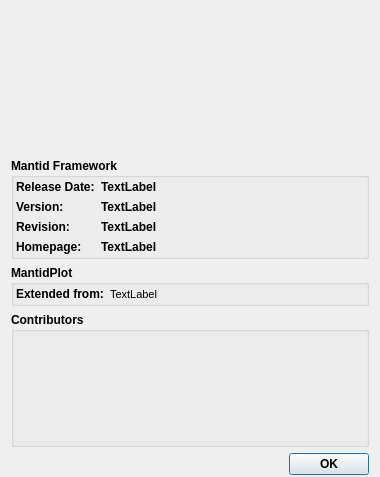
The window that Code/Mantid/MantidPlot/src/Mantid/MantidAbout.ui (mantidproject/mantid) describes before a commit, drawn with Qt 5.
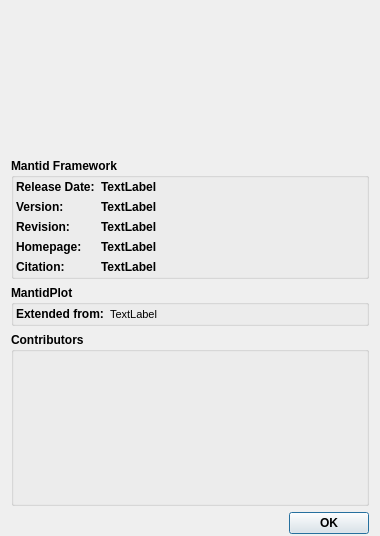
The same window after the commit. Icons and pictures are not drawn.

Diff of the .ui file:
```diff
--- a/Code/Mantid/MantidPlot/src/Mantid/MantidAbout.ui
+++ b/Code/Mantid/MantidPlot/src/Mantid/MantidAbout.ui
@@ -7,7 +7,7 @@
     <x>0</x>
     <y>0</y>
     <width>380</width>
-    <height>477</height>
+    <height>536</height>
    </rect>
   </property>
   <property name="font">
@@ -118,6 +118,20 @@
           </property>
          </widget>
         </item>
+        <item row="5" column="1">
+         <widget class="QLabel" name="mantiddoi">
+          <property name="text">
+           <string>TextLabel</string>
+          </property>
+         </widget>
+        </item>
+        <item row="5" column="0">
+         <widget class="QLabel" name="doi_label">
+          <property name="text">
+           <string>Citation:</string>
+          </property>
+         </widget>
+        </item>
        </layout>
       </item>
      </layout>
```
